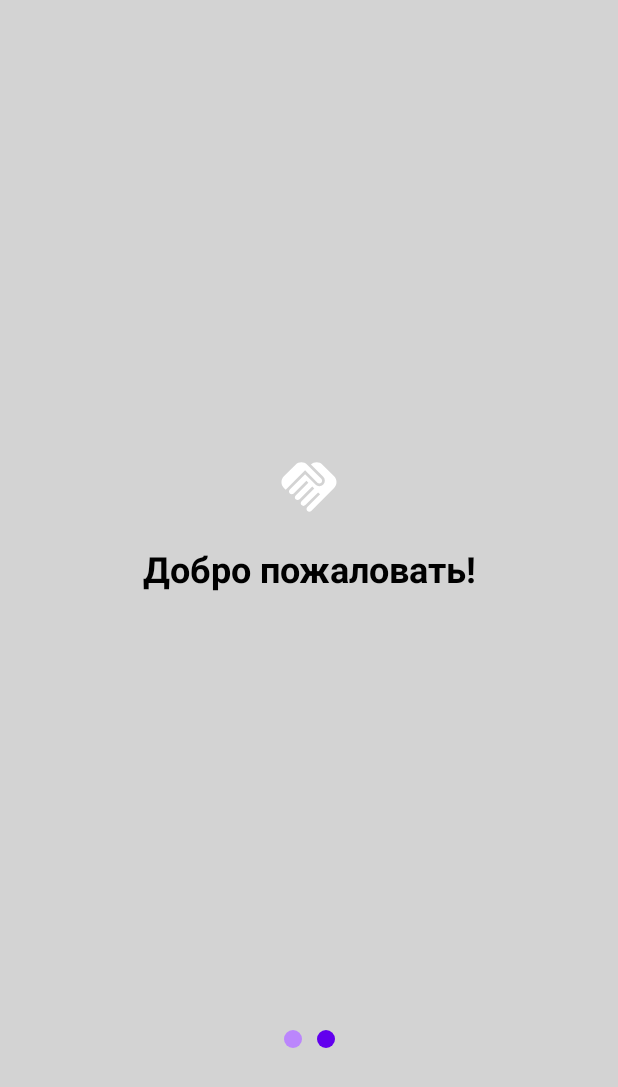
After one commit to gbusaxin/MyThirdApplication, an Android app built with Jetpack Compose: the composable WelcomeScreen shown on its own in the app's theme, on a phone screen of 412 x 824 dp. The commit adds this screen. Shown: the top 1087 px of the screen. Run offline under Robolectric (Android 15) with nearby library versions, the phone set to English and light mode, and no system bars; our stand-ins replace Dagger/Hilt's generated code, accompanist.

Commit message:
some issues

```diff
--- a/app/build.gradle
+++ b/app/build.gradle
@@ -100,4 +100,8 @@ dependencies {
     //system UI controller
     implementation("com.google.accompanist:accompanist-systemuicontroller:0.21.2-beta")
 
+    //horizontal pager and indicators
+    implementation("com.google.accompanist:accompanist-pager:0.23.1")
+    implementation("com.google.accompanist:accompanist-pager-indicators:0.23.1")
+
 }
--- /dev/null
+++ b/app/src/main/java/com/example/mythirdapplication/data/remote/ApiService.kt
@@ -0,0 +1,13 @@
+package com.example.mythirdapplication.data.remote
+
+import com.example.mythirdapplication.data.remote.model.RequestDto
+import com.example.mythirdapplication.data.remote.model.ResponseDto
+import retrofit2.http.Body
+import retrofit2.http.POST
+
+interface ApiService {
+
+    @POST("/second_app/response/splash.php")
+    suspend fun sendRequest(@Body locale: RequestDto): ResponseDto
+
+}
--- a/app/src/main/java/com/example/mythirdapplication/di/ReposModule.kt
+++ b/app/src/main/java/com/example/mythirdapplication/di/ReposModule.kt
@@ -1,11 +1,16 @@
 package com.example.mythirdapplication.di
 
 import android.content.Context
+import com.example.mythirdapplication.data.remote.ApiService
 import com.example.mythirdapplication.data.repository.MainRepository
 import com.example.mythirdapplication.data.repository.OnBoardingOperationsImpl
+import com.example.mythirdapplication.data.repository.ServerRequestReposImpl
 import com.example.mythirdapplication.domain.repos.OnBoardingRepos
+import com.example.mythirdapplication.domain.repos.ServerRequestRepos
 import com.example.mythirdapplication.domain.use_cases.UseCase
+import com.example.mythirdapplication.domain.use_cases.get_locale.GetLocaleUseCase
 import com.example.mythirdapplication.domain.use_cases.get_onboarding.GetOnBoardingUseCase
+import com.example.mythirdapplication.domain.use_cases.send_request.SendRequestUseCase
 import com.example.mythirdapplication.domain.use_cases.set_onboarding.SetOnBoardingUseCase
 import dagger.Module
 import dagger.Provides
@@ -28,12 +33,22 @@ object ReposModule {
 
     @Provides
     @Singleton
+    fun provideServerRequestRepos(
+        apiService: ApiService
+    ): ServerRequestRepos {
+        return ServerRequestReposImpl(apiService = apiService)
+    }
+
+    @Provides
+    @Singleton
     fun provideUseCases(
         repository: MainRepository
     ): UseCase {
         return UseCase(
             getOnBoardingUseCase = GetOnBoardingUseCase(repository = repository),
-            setOnBoardingUseCase = SetOnBoardingUseCase(repository = repository)
+            setOnBoardingUseCase = SetOnBoardingUseCase(repository = repository),
+            getLocaleUseCase = GetLocaleUseCase(repository = repository),
+            sendRequestUseCase = SendRequestUseCase(repository = repository)
         )
     }
 }
--- a/app/src/main/java/com/example/mythirdapplication/di/RetrofitModule.kt
+++ b/app/src/main/java/com/example/mythirdapplication/di/RetrofitModule.kt
@@ -1,10 +1,14 @@
 package com.example.mythirdapplication.di
 
+import com.example.mythirdapplication.data.remote.ApiService
+import com.example.mythirdapplication.utils.Constants.BASE_URL
 import dagger.Module
 import dagger.Provides
 import dagger.hilt.InstallIn
 import dagger.hilt.components.SingletonComponent
 import okhttp3.OkHttpClient
+import retrofit2.Retrofit
+import retrofit2.converter.gson.GsonConverterFactory
 import java.util.concurrent.TimeUnit
 import javax.inject.Singleton
 
@@ -21,24 +25,24 @@ object RetrofitModule {
             .build()
     }
 
-//    @Provides
-//    @Singleton
-//    fun provideRetrofit(
-//        okHttpClient: OkHttpClient
-//    ): Retrofit {
-//        return Retrofit.Builder()
-//            .baseUrl(BASE_URL)
-//            .addConverterFactory(GsonConverterFactory.create())
-//            .client(okHttpClient)
-//            .build()
-//    }
-//
-//    @Provides
-//    @Singleton
-//    fun provideApiService(
-//        retrofit: Retrofit
-//    ): ApiService {
-//        return retrofit.create(ApiService::class.java)
-//    }
+    @Provides
+    @Singleton
+    fun provideRetrofit(
+        okHttpClient: OkHttpClient
+    ): Retrofit {
+        return Retrofit.Builder()
+            .baseUrl(BASE_URL)
+            .addConverterFactory(GsonConverterFactory.create())
+            .client(okHttpClient)
+            .build()
+    }
+
+    @Provides
+    @Singleton
+    fun provideApiService(
+        retrofit: Retrofit
+    ): ApiService {
+        return retrofit.create(ApiService::class.java)
+    }
 
 }
--- /dev/null
+++ b/app/src/main/java/com/example/mythirdapplication/domain/repos/ServerRequestRepos.kt
@@ -0,0 +1,12 @@
+package com.example.mythirdapplication.domain.repos
+
+import com.example.mythirdapplication.utils.ServerResponseState
+import kotlinx.coroutines.flow.Flow
+
+interface ServerRequestRepos {
+
+    suspend fun sendRequest(): Flow<ServerResponseState<String>>
+
+    fun getLocale(): String
+
+}
--- a/app/src/main/java/com/example/mythirdapplication/domain/use_cases/UseCase.kt
+++ b/app/src/main/java/com/example/mythirdapplication/domain/use_cases/UseCase.kt
@@ -1,9 +1,13 @@
 package com.example.mythirdapplication.domain.use_cases
 
+import com.example.mythirdapplication.domain.use_cases.get_locale.GetLocaleUseCase
 import com.example.mythirdapplication.domain.use_cases.get_onboarding.GetOnBoardingUseCase
+import com.example.mythirdapplication.domain.use_cases.send_request.SendRequestUseCase
 import com.example.mythirdapplication.domain.use_cases.set_onboarding.SetOnBoardingUseCase
 
 data class UseCase(
     val getOnBoardingUseCase: GetOnBoardingUseCase,
-    val setOnBoardingUseCase: SetOnBoardingUseCase
+    val setOnBoardingUseCase: SetOnBoardingUseCase,
+    val getLocaleUseCase: GetLocaleUseCase,
+    val sendRequestUseCase: SendRequestUseCase
 )
--- /dev/null
+++ b/app/src/main/java/com/example/mythirdapplication/domain/use_cases/get_locale/GetLocaleUseCase.kt
@@ -0,0 +1,9 @@
+package com.example.mythirdapplication.domain.use_cases.get_locale
+
+import com.example.mythirdapplication.data.repository.MainRepository
+
+class GetLocaleUseCase(
+    private val repository: MainRepository
+) {
+    operator fun invoke() = repository.getLocale()
+}
--- /dev/null
+++ b/app/src/main/java/com/example/mythirdapplication/domain/use_cases/send_request/SendRequestUseCase.kt
@@ -0,0 +1,9 @@
+package com.example.mythirdapplication.domain.use_cases.send_request
+
+import com.example.mythirdapplication.data.repository.MainRepository
+
+class SendRequestUseCase(
+    private val repository: MainRepository
+) {
+    suspend operator fun invoke() = repository.sendRequest()
+}
--- /dev/null
+++ b/app/src/main/java/com/example/mythirdapplication/presentation/screens/welcome/WelcomeScreen.kt
@@ -0,0 +1,137 @@
+package com.example.mythirdapplication.presentation.screens.welcome
+
+import androidx.compose.animation.AnimatedVisibility
+import androidx.compose.foundation.Image
+import androidx.compose.foundation.background
+import androidx.compose.foundation.layout.*
+import androidx.compose.foundation.layout.R
+import androidx.compose.material.Button
+import androidx.compose.material.ButtonDefaults
+import androidx.compose.material.MaterialTheme
+import androidx.compose.material.Text
+import androidx.compose.runtime.Composable
+import androidx.compose.ui.Alignment
+import androidx.compose.ui.Modifier
+import androidx.compose.ui.graphics.BlendMode.Companion.Screen
+import androidx.compose.ui.res.painterResource
+import androidx.compose.ui.res.stringResource
+import androidx.compose.ui.text.font.FontWeight
+import androidx.compose.ui.text.style.TextAlign
+import androidx.compose.ui.unit.dp
+import androidx.hilt.navigation.compose.hiltViewModel
+import androidx.navigation.NavHostController
+import com.example.mythirdapplication.navigation.SetupScreens
+import com.example.mythirdapplication.ui.theme.*
+import com.example.mythirdapplication.utils.OnBoardingPage
+import com.google.accompanist.pager.*
+
+@ExperimentalPagerApi
+@Composable
+fun WelcomeScreen(
+    navController: NavHostController,
+    viewModel: WelcomeViewModel = hiltViewModel()
+) {
+    val pages = listOf(
+        OnBoardingPage.FirstPage,
+        OnBoardingPage.LastPage
+    )
+
+    val pagerState = rememberPagerState()
+
+    Column(
+        modifier = Modifier
+            .fillMaxSize()
+            .background(MaterialTheme.colors.mainBackgroundColor)
+    ) {
+        HorizontalPager(
+            modifier = Modifier.weight(10f),
+            state = pagerState,
+            count = pages.size,
+            verticalAlignment = Alignment.Top
+        ) {
+            PagerScreen(page = pages[it])
+        }
+        HorizontalPagerIndicator(
+            modifier = Modifier
+                .weight(1f)
+                .align(Alignment.CenterHorizontally),
+            pagerState = pagerState,
+            inactiveColor = MaterialTheme.colors.inactiveIndicatorColor,
+            activeColor = MaterialTheme.colors.activeIndicatorColor,
+            indicatorWidth = PAGGING_INDICATOR_WIDTH,
+            spacing = PAGGING_INDICATOR_SPACING
+        )
+        ButtonReady(
+            pagerState = pagerState,
+            modifier = Modifier.weight(1f)
+        ) {
+            navController.popBackStack()
+            navController.navigate(
+                route = SetupScreens.Home.route
+            )
+            viewModel.setOnBoardingState(completed = true)
+        }
+    }
+}
+
+@Composable
+fun PagerScreen(
+    page: OnBoardingPage
+) {
+    Column(
+        modifier = Modifier.fillMaxSize(),
+        horizontalAlignment = Alignment.CenterHorizontally,
+        verticalArrangement = Arrangement.Center
+    ) {
+        Image(
+            modifier = Modifier
+                .height(64.dp)
+                .width(64.dp)
+                .fillMaxHeight(0.7f)
+                .padding(horizontal = SMALL_PADDING),
+            painter = painterResource(id = page.image),
+            contentDescription = "image"
+        )
+        Text(
+            modifier = Modifier
+                .fillMaxWidth()
+                .padding(top = SMALL_PADDING),
+            text = page.title,
+            color = MaterialTheme.colors.textColor,
+            fontSize = MaterialTheme.typography.h5.fontSize,
+            fontWeight = FontWeight.Bold,
+            textAlign = TextAlign.Center
+        )
+
+    }
+}
+
+@ExperimentalPagerApi
+@Composable
+fun ButtonReady(
+    pagerState: PagerState,
+    modifier: Modifier,
+    onClick: () -> Unit
+) {
+
+    Row(
+        modifier = modifier.padding(horizontal = EXTRA_LARGE_PADDING),
+        verticalAlignment = Alignment.Top,
+        horizontalArrangement = Arrangement.Center
+    ) {
+        AnimatedVisibility(
+            modifier = Modifier.fillMaxWidth(),
+            visible = pagerState.currentPage == 1
+        ) {
+            Button(
+                onClick = onClick,
+                colors = ButtonDefaults.buttonColors(
+                    backgroundColor = MaterialTheme.colors.buttonColor,
+                    contentColor = MaterialTheme.colors.textColor
+                )
+            ) {
+                Text(text = "Готов.")
+            }
+        }
+    }
+}
--- /dev/null
+++ b/app/src/main/java/com/example/mythirdapplication/presentation/screens/welcome/WelcomeViewModel.kt
@@ -0,0 +1,22 @@
+package com.example.mythirdapplication.presentation.screens.welcome
+
+import androidx.lifecycle.ViewModel
+import androidx.lifecycle.viewModelScope
+import com.example.mythirdapplication.domain.use_cases.UseCase
+import dagger.hilt.android.lifecycle.HiltViewModel
+import kotlinx.coroutines.Dispatchers
+import kotlinx.coroutines.launch
+import javax.inject.Inject
+
+@HiltViewModel
+class WelcomeViewModel @Inject constructor(
+    private val useCase: UseCase
+) : ViewModel() {
+
+    fun setOnBoardingState(completed: Boolean) {
+        viewModelScope.launch(Dispatchers.IO) {
+            useCase.setOnBoardingUseCase(completed = completed)
+        }
+    }
+
+}
--- a/app/src/main/java/com/example/mythirdapplication/ui/theme/Color.kt
+++ b/app/src/main/java/com/example/mythirdapplication/ui/theme/Color.kt
@@ -1,8 +1,59 @@
 package com.example.mythirdapplication.ui.theme
 
+import androidx.compose.foundation.isSystemInDarkTheme
+import androidx.compose.material.Colors
+import androidx.compose.runtime.Composable
 import androidx.compose.ui.graphics.Color
 
 val Purple200 = Color(0xFFBB86FC)
 val Purple500 = Color(0xFF6200EE)
 val Purple700 = Color(0xFF3700B3)
 val Teal200 = Color(0xFF03DAC5)
+
+
+val DarkOrange = Color(0xffff7700)
+val NightOrange = Color(0xffcc7000)
+val LightOrange = Color(0xffffa04d)
+val DarkGray = Color(0xFF696969)
+val LightGray = Color(0xFFD3D3D3)
+
+val Red1 = Color(0xffff0000)
+val Red2 = Color(0xff800000)
+
+val Blue1 = Color(0xff23abed)
+val Blue2 = Color(0xff70bee4)
+
+val Yellow1 = Color(0xffffff00)
+val Yellow2 = Color(0xffcccc00)
+
+val Colors.mainBackgroundColor
+    @Composable
+    get() = if (isSystemInDarkTheme()) Color.Black else LightGray
+
+val Colors.textColor
+    @Composable
+    get() = if (isSystemInDarkTheme()) Color.White else Color.Black
+
+val Colors.secondaryTextColor
+    @Composable
+    get() = if (isSystemInDarkTheme()) Color.LightGray else Color.DarkGray
+
+val Colors.buttonColor
+    @Composable
+    get() = if (isSystemInDarkTheme()) DarkGray else LightGray.copy(alpha = 0.3f)
+
+val Colors.inactiveIndicatorColor
+    @Composable
+    get() = if (isSystemInDarkTheme()) Purple700 else Purple500
+
+val Colors.activeIndicatorColor
+    @Composable
+    get() = if (isSystemInDarkTheme()) Purple200 else Purple200
+
+val Colors.cardColor
+    @Composable
+    get() = if (isSystemInDarkTheme()) NightOrange else DarkOrange
+
+val Colors.appBarColor
+    @Composable
+    get() = if (isSystemInDarkTheme()) Purple700 else Purple500
--- /dev/null
+++ b/app/src/main/java/com/example/mythirdapplication/ui/theme/Dimens.kt
@@ -0,0 +1,21 @@
+package com.example.mythirdapplication.ui.theme
+
+import androidx.compose.ui.unit.dp
+
+val HUGE_PADDING = 80.dp
+val EXTRA_LARGE_PADDING = 40.dp
+val LARGE_PADDING = 20.dp
+val MEDIUM_PADDING = 16.dp
+val SMALL_PADDING = 10.dp
+val EXTRA_SMALL_PADDING = 6.dp
+
+val PAGGING_INDICATOR_WIDTH = 12.dp
+val PAGGING_INDICATOR_SPACING = 10.dp
+
+val MEDIUM_ICON_SIZE = 32.dp
+val SMALL_ICON_SIZE = 24.dp
+val FEATURED_IMAGE_SIZE = 120.dp
+val EXTRA_SMALL_ICON_SIZE = 16.dp
+
+val SMALL_CORNER_SHAPE = 10.dp
+val FEATURE_LINE_HEIGHT = 26.dp
```
Also changed, not shown: app/src/main/java/com/example/mythirdapplication/data/remote/model/RequestDto.kt (added, +13 -0 lines), app/src/main/java/com/example/mythirdapplication/data/remote/model/ResponseDto.kt (added, +12 -0 lines), app/src/main/java/com/example/mythirdapplication/data/repository/MainRepository.kt (+12 -1 lines), app/src/main/java/com/example/mythirdapplication/data/repository/ServerRequestReposImpl.kt (added, +50 -0 lines), app/src/main/java/com/example/mythirdapplication/presentation/screens/splash/SplashViewModel.kt (+43 -2 lines).
